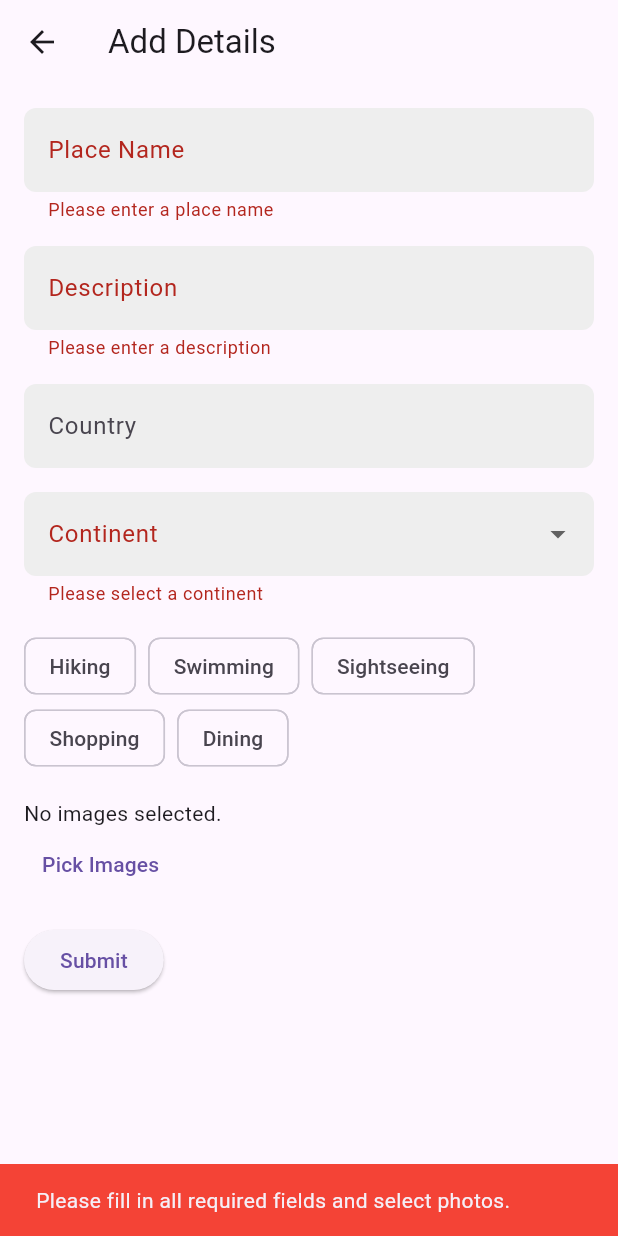
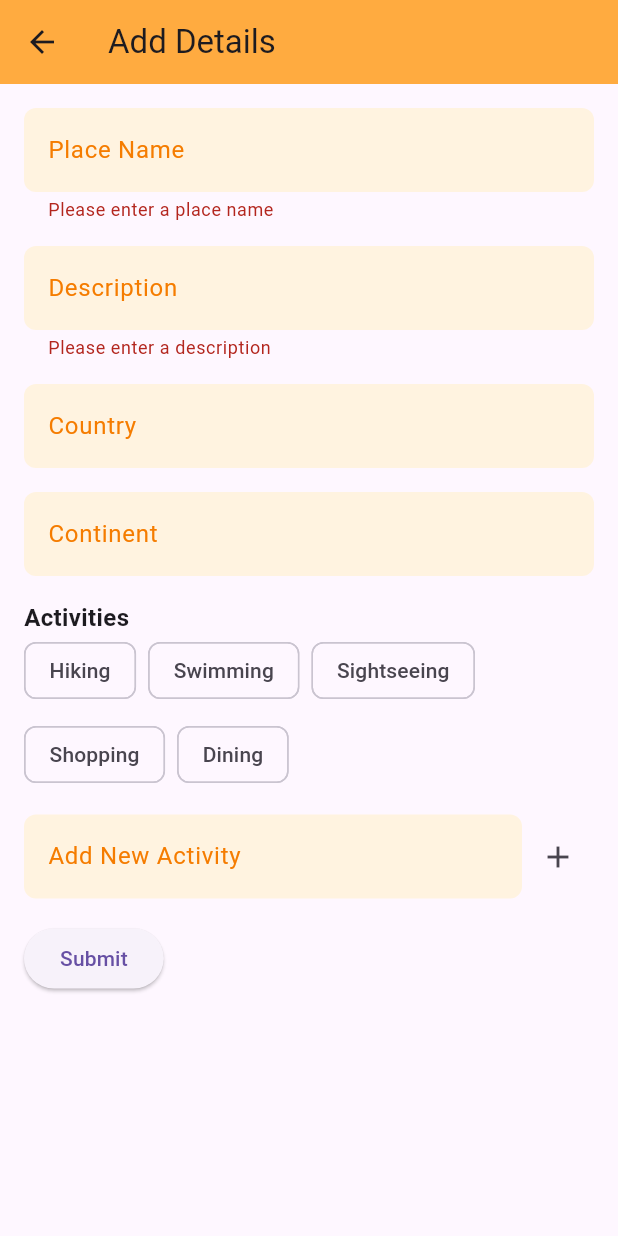
Before and after one commit to MuhammedShabeel001/travio_aadmin, a Flutter app: the AddLocation screen opened by its route, after a tap on "Submit", on a phone screen of 412 x 824 dp. Run offline on Flutter 3.47's test engine with Material 3 defaults, Android fonts, the phone set to English and light mode, and no system bars; our stand-ins replace barcode_widget, cloud_firestore, curved_navigation_bar, file_picker, firebase_core, firebase_storage and 3 more; accounts and stored records are empty.

Commit message:
add location form bug fix

```diff
--- a/lib/view/pages/product/location/add_location_page.dart
+++ b/lib/view/pages/product/location/add_location_page.dart
@@ -13,26 +13,22 @@
     return Scaffold(
       appBar: AppBar(
         title: const Text('Add Details'),
+        backgroundColor: Colors.orangeAccent,
       ),
       body: Padding(
         padding: const EdgeInsets.all(16.0),
+        child: GestureDetector(
+          onTap: () => FocusScope.of(context).unfocus(), // Unfocus keyboard on tap
           child: Form(
             key: placeProvider.formKey,
             child: SingleChildScrollView(
               child: Column(
                 crossAxisAlignment: CrossAxisAlignment.start,
                 children: [
-                TextFormField(
+                  _buildTextField(
+                    context,
                     controller: placeProvider.nameController,
-                  decoration: InputDecoration(
-                    labelText: 'Place Name',
-                    filled: true,
-                    fillColor: Colors.grey[200],
-                    border: OutlineInputBorder(
-                      borderRadius: BorderRadius.circular(8.0),
-                      borderSide: BorderSide.none,
-                    ),
-                  ),
+                    label: 'Place Name',
                     validator: (value) {
                       if (value == null || value.isEmpty) {
                         return 'Please enter a place name';
@@ -41,17 +37,10 @@
                     },
                   ),
                   const SizedBox(height: 16.0),
-                TextFormField(
+                  _buildTextField(
+                    context,
                     controller: placeProvider.descriptionController,
-                  decoration: InputDecoration(
-                    labelText: 'Description',
-                    filled: true,
-                    fillColor: Colors.grey[200],
-                    border: OutlineInputBorder(
-                      borderRadius: BorderRadius.circular(8.0),
-                      borderSide: BorderSide.none,
-                    ),
-                  ),
+                    label: 'Description',
                     validator: (value) {
                       if (value == null || value.isEmpty) {
                         return 'Please enter a description';
@@ -65,12 +54,14 @@
                       decoration: InputDecoration(
                         labelText: 'Country',
                         filled: true,
-                      fillColor: Colors.grey[200],
+                        fillColor: Colors.orange[50], // Light orange background
                         border: OutlineInputBorder(
                           borderRadius: BorderRadius.circular(8.0),
                           borderSide: BorderSide.none,
                         ),
+                        labelStyle: TextStyle(color: Colors.orange[700]), // Darker orange label
                       ),
+                      controller: TextEditingController(text: placeProvider.selectedCountry),
                     ),
                     suggestionsCallback: (pattern) {
                       return placeProvider.countries.where((country) =>
@@ -83,34 +74,42 @@
                     },
                     onSuggestionSelected: (suggestion) {
                       placeProvider.selectedCountry = suggestion;
+                      placeProvider.notifyListeners();
                     },
                     validator: (value) {
-                    if (placeProvider.selectedCountry == null || placeProvider.selectedCountry!.isEmpty) {
+                      if (value == null || value.isEmpty) {
                         return 'Please select a country';
                       }
                       return null;
                     },
                   ),
                   const SizedBox(height: 16.0),
-                DropdownButtonFormField<String>(
+                  TypeAheadFormField<String>(
+                    textFieldConfiguration: TextFieldConfiguration(
                       decoration: InputDecoration(
                         labelText: 'Continent',
                         filled: true,
-                    fillColor: Colors.grey[200],
+                        fillColor: Colors.orange[50], // Light orange background
                         border: OutlineInputBorder(
                           borderRadius: BorderRadius.circular(8.0),
                           borderSide: BorderSide.none,
                         ),
+                        labelStyle: TextStyle(color: Colors.orange[700]), // Darker orange label
                       ),
-                  value: placeProvider.selectedContinent,
-                  items: placeProvider.continents.map((continent) {
-                    return DropdownMenuItem(
-                      value: continent,
-                      child: Text(continent),
+                      controller: TextEditingController(text: placeProvider.selectedContinent),
+                    ),
+                    suggestionsCallback: (pattern) {
+                      return placeProvider.continents.where((continent) =>
+                          continent.toLowerCase().contains(pattern.toLowerCase()));
+                    },
+                    itemBuilder: (context, suggestion) {
+                      return ListTile(
+                        title: Text(suggestion),
                       );
-                  }).toList(),
-                  onChanged: (value) {
-                    placeProvider.selectedContinent = value;
+                    },
+                    onSuggestionSelected: (suggestion) {
+                      placeProvider.selectedContinent = suggestion;
+                      placeProvider.notifyListeners();
                     },
                     validator: (value) {
                       if (value == null || value.isEmpty) {
@@ -120,8 +119,16 @@
                     },
                   ),
                   const SizedBox(height: 16.0),
+                  const Text(
+                    'Activities',
+                    style: TextStyle(
+                      fontSize: 16.0,
+                      fontWeight: FontWeight.bold,
+                    ),
+                  ),
                   Wrap(
                     spacing: 8.0,
+                    runSpacing: 8.0,
                     children: placeProvider.availableActivities.map((activity) {
                       return ChoiceChip(
                         label: Text(activity),
@@ -129,95 +136,45 @@
                         onSelected: (selected) {
                           placeProvider.toggleActivity(activity);
                         },
+                        selectedColor: Colors.orangeAccent,
                       );
                     }).toList(),
                   ),
                   const SizedBox(height: 16.0),
-                placeProvider.images.isEmpty
-                    ? const Text('No images selected.')
-                    : SingleChildScrollView(
-                        scrollDirection: Axis.horizontal,
-                        child: Row(
-                          children: List.generate(placeProvider.images.length, (index) {
-                            return Stack(
+                  Row(
                     children: [
-                                Container(
-                                  margin: const EdgeInsets.all(8.0),
-                                  width: 100.0,
-                                  height: 100.0,
-                                  decoration: BoxDecoration(
+                      Expanded(
+                        child: TextFormField(
+                          controller: placeProvider.newActivityController,
+                          decoration: InputDecoration(
+                            labelText: 'Add New Activity',
+                            filled: true,
+                            fillColor: Colors.orange[50], // Light orange background
+                            border: OutlineInputBorder(
                               borderRadius: BorderRadius.circular(8.0),
-                                    image: DecorationImage(
-                                      image: FileImage(placeProvider.images[index]),
-                                      fit: BoxFit.cover,
+                              borderSide: BorderSide.none,
+                            ),
+                            labelStyle: TextStyle(color: Colors.orange[700]), // Darker orange label
                           ),
                         ),
                       ),
-                                Positioned(
-                                  top: 4.0,
-                                  right: 4.0,
-                                  child: InkWell(
-                                    onTap: () {
-                                      placeProvider.removeImage(index);
+                      IconButton(
+                        icon: const Icon(Icons.add),
+                        onPressed: () {
+                          final newActivity = placeProvider.newActivityController.text.trim();
+                          if (newActivity.isNotEmpty) {
+                            placeProvider.addActivity(newActivity);
+                            placeProvider.newActivityController.clear();
+                          }
                         },
-                                    child: const Icon(
-                                      Icons.remove_circle,
-                                      color: Colors.red,
-                                    ),
-                                  ),
                       ),
                     ],
-                            );
-                          }),
-                        ),
-                      ),
-                TextButton(
-                  onPressed: placeProvider.pickImages,
-                  child: const Text('Pick Images'),
                   ),
                   const SizedBox(height: 16.0),
                   ElevatedButton(
-                  onPressed: () async {
-                    if (placeProvider.formKey.currentState?.validate() ?? false) {
-                      ScaffoldMessenger.of(context).showSnackBar(
-                        const SnackBar(
-                          content: Row(
-                            children: [
-                              CircularProgressIndicator(),
-                              SizedBox(width: 16.0),
-                              Text("Submitting..."),
-                            ],
-                          ),
-                        ),
-                      );
-
-                      await placeProvider.submitForm(context);
-
-                      // Check if submission was successful before navigating back
-                      if (placeProvider.submissionSuccessful) {
-                        ScaffoldMessenger.of(context).hideCurrentSnackBar();
-                        ScaffoldMessenger.of(context).showSnackBar(
-                          const SnackBar(
-                            content: Text('Successfully added!'),
-                          ),
-                        );
-                        Navigator.pop(context); // Go back to the previous page
-                      } else {
-                        ScaffoldMessenger.of(context).hideCurrentSnackBar();
-                        ScaffoldMessenger.of(context).showSnackBar(
-                          const SnackBar(
-                            content: Text('Failed to add place. Please try again.'),
-                            backgroundColor: Colors.red,
-                          ),
-                        );
-                      }
-                    } else {
-                      ScaffoldMessenger.of(context).showSnackBar(
-                        const SnackBar(
-                          content: Text('Please fill in all required fields and select photos.'),
-                          backgroundColor: Colors.red,
-                        ),
-                      );
+                    onPressed: () {
+                      if (placeProvider.formKey.currentState!.validate()) {
+                        placeProvider.submitForm(context);
                       }
                     },
                     child: const Text('Submit'),
@@ -227,6 +184,29 @@
             ),
           ),
         ),
+      ),
+    );
+  }
+
+  Widget _buildTextField(
+    BuildContext context, {
+    required TextEditingController controller,
+    required String label,
+    required FormFieldValidator<String> validator,
+  }) {
+    return TextFormField(
+      controller: controller,
+      decoration: InputDecoration(
+        labelText: label,
+        filled: true,
+        fillColor: Colors.orange[50], // Light orange background
+        border: OutlineInputBorder(
+          borderRadius: BorderRadius.circular(8.0),
+          borderSide: BorderSide.none,
+        ),
+        labelStyle: TextStyle(color: Colors.orange[700]), // Darker orange label
+      ),
+      validator: validator,
     );
   }
 }
```
Lines whose indentation alone changed are shown as unchanged.
